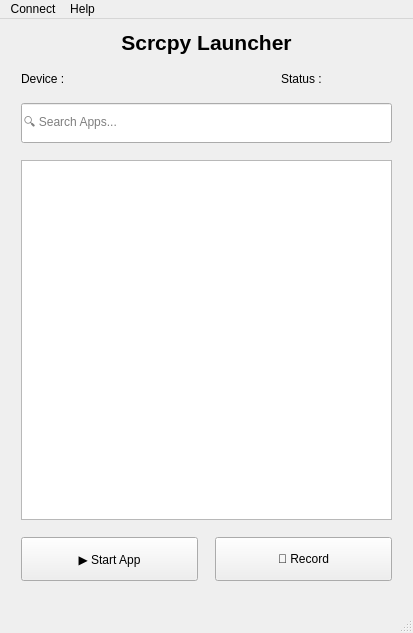
This is main.ui in kdineshharsha/Scrcpy_GUI_Launcher as Qt 5 draws it before an edit. The edited form follows.
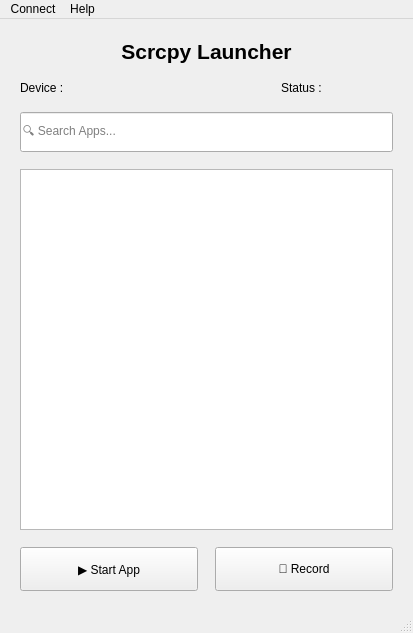
This is the edited form.

Commit message: Feature: add Linux support and fix responsive layouts for scrcpy launcher

Patch:
```diff
--- a/main.ui
+++ b/main.ui
@@ -20,19 +20,22 @@
    <string>Scrcpy GUI Launcher</string>
   </property>
   <widget class="QWidget" name="centralwidget">
-   <widget class="QWidget" name="layoutWidget">
-    <property name="geometry">
-     <rect>
-      <x>21</x>
-      <y>11</y>
-      <width>371</width>
-      <height>551</height>
-     </rect>
-    </property>
     <layout class="QVBoxLayout" name="verticalLayout">
      <property name="spacing">
       <number>17</number>
      </property>
+    <property name="leftMargin">
+     <number>20</number>
+    </property>
+    <property name="topMargin">
+     <number>20</number>
+    </property>
+    <property name="rightMargin">
+     <number>20</number>
+    </property>
+    <property name="bottomMargin">
+     <number>20</number>
+    </property>
      <item>
       <widget class="QLabel" name="label">
        <property name="font">
@@ -135,7 +138,6 @@
       </layout>
      </item>
     </layout>
-   </widget>
   </widget>
   <widget class="QMenuBar" name="menubar">
    <property name="geometry">
```
Lines whose indentation alone changed are shown as unchanged. The commit also changes 1 other file.
